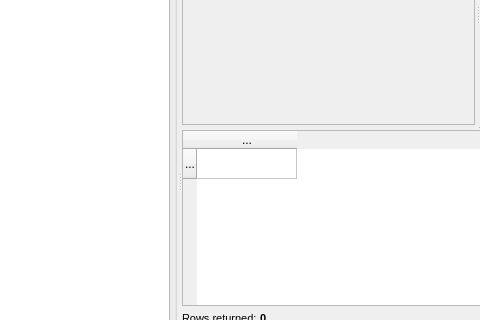
pgmodeler/pgmodeler, file libpgmodeler_ui/ui/sqltoolwidget.ui: the form before one commit; both pictures show x 190 to 670 and y 135 to 455 of the 983 by 631 pixel window.
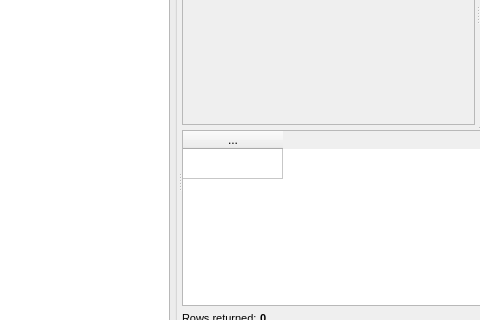
The form after the commit. Icons and pictures are not drawn.

```diff
--- a/libpgmodeler_ui/ui/sqltoolwidget.ui
+++ b/libpgmodeler_ui/ui/sqltoolwidget.ui
@@ -887,7 +887,7 @@
               <bool>false</bool>
              </attribute>
              <attribute name="verticalHeaderVisible">
-              <bool>true</bool>
+              <bool>false</bool>
              </attribute>
              <attribute name="verticalHeaderMinimumSectionSize">
               <number>20</number>
```
Left out of the diff: 3 changed lines with no effect on the pictures.
